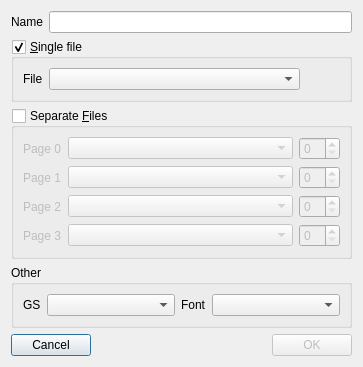
samstyle/Xpeccy, file ui/rsedit.ui: the form before one commit.
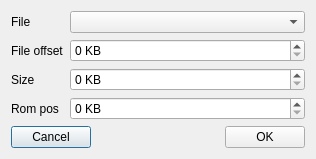
The form after the commit. Icons and pictures are not drawn.

The edit to the form file:
```diff
--- a/ui/rsedit.ui
+++ b/ui/rsedit.ui
@@ -9,8 +9,8 @@
    <rect>
     <x>0</x>
     <y>0</y>
-    <width>363</width>
-    <height>331</height>
+    <width>316</width>
+    <height>151</height>
    </rect>
   </property>
   <property name="windowTitle">
@@ -21,150 +21,70 @@
   </property>
   <layout class="QVBoxLayout" name="verticalLayout">
    <item>
-    <layout class="QHBoxLayout" name="horizontalLayout_3">
-     <item>
+    <layout class="QGridLayout" name="gridLayout" columnstretch="0,10">
+     <item row="1" column="0">
+      <widget class="QLabel" name="label_2">
+       <property name="text">
+        <string>File offset</string>
+       </property>
+      </widget>
+     </item>
+     <item row="2" column="0">
+      <widget class="QLabel" name="label_3">
+       <property name="text">
+        <string>Size</string>
+       </property>
+      </widget>
+     </item>
+     <item row="0" column="0">
+      <widget class="QLabel" name="label">
+       <property name="text">
+        <string>File</string>
+       </property>
+      </widget>
+     </item>
+     <item row="3" column="0">
       <widget class="QLabel" name="label_4">
        <property name="text">
-        <string>Name</string>
+        <string>Rom pos</string>
        </property>
       </widget>
      </item>
-     <item>
-      <widget class="QLineEdit" name="rsName"/>
+     <item row="0" column="1">
+      <widget class="QComboBox" name="cbFile"/>
+     </item>
+     <item row="1" column="1">
+      <widget class="QSpinBox" name="cbFoffset">
+       <property name="suffix">
+        <string> KB</string>
+       </property>
+       <property name="maximum">
+        <number>1024</number>
+       </property>
+      </widget>
+     </item>
+     <item row="2" column="1">
+      <widget class="QSpinBox" name="cbFsize">
+       <property name="suffix">
+        <string> KB</string>
+       </property>
+       <property name="maximum">
+        <number>512</number>
+       </property>
+      </widget>
+     </item>
+     <item row="3" column="1">
+      <widget class="QSpinBox" name="cbRoffset">
+       <property name="suffix">
+        <string> KB</string>
+       </property>
+       <property name="maximum">
+        <number>512</number>
+       </property>
+      </widget>
      </item>
     </layout>
    </item>
-   <item>
-    <widget class="QGroupBox" name="rse_grp_single">
-     <property name="title">
-      <string>&amp;Single file</string>
-     </property>
-     <property name="checkable">
-      <bool>true</bool>
-     </property>
-     <layout class="QHBoxLayout" name="horizontalLayout_2" stretch="0,10,0">
-      <item>
-       <widget class="QLabel" name="label_2">
-        <property name="text">
-         <string>File</string>
-        </property>
-       </widget>
-      </item>
-      <item>
-       <widget class="QComboBox" name="rse_singlefile"/>
-      </item>
-      <item>
-       <spacer name="horizontalSpacer_2">
-        <property name="orientation">
-         <enum>Qt::Horizontal</enum>
-        </property>
-        <property name="sizeHint" stdset="0">
-         <size>
-          <width>40</width>
-          <height>20</height>
-         </size>
-        </property>
-       </spacer>
-      </item>
-     </layout>
-    </widget>
-   </item>
-   <item>
-    <widget class="QGroupBox" name="rse_grp_separate">
-     <property name="title">
-      <string>Separate &amp;Files</string>
-     </property>
-     <property name="checkable">
-      <bool>true</bool>
-     </property>
-     <property name="checked">
-      <bool>false</bool>
-     </property>
-     <layout class="QGridLayout" name="gridLayout_20" columnstretch="0,10,0">
-      <item row="3" column="2">
-       <widget class="QSpinBox" name="rse_part3"/>
-      </item>
-      <item row="1" column="1">
-       <widget class="QComboBox" name="rse_file1"/>
-      </item>
-      <item row="1" column="2">
-       <widget class="QSpinBox" name="rse_part1"/>
-      </item>
-      <item row="3" column="1">
-       <widget class="QComboBox" name="rse_file3"/>
-      </item>
-      <item row="0" column="2">
-       <widget class="QSpinBox" name="rse_part0"/>
-      </item>
-      <item row="0" column="1">
-       <widget class="QComboBox" name="rse_file0"/>
-      </item>
-      <item row="2" column="1">
-       <widget class="QComboBox" name="rse_file2"/>
-      </item>
-      <item row="2" column="2">
-       <widget class="QSpinBox" name="rse_part2"/>
-      </item>
-      <item row="0" column="0">
-       <widget class="QLabel" name="label_34">
-        <property name="text">
-         <string>Page 0</string>
-        </property>
-       </widget>
-      </item>
-      <item row="1" column="0">
-       <widget class="QLabel" name="label_35">
-        <property name="text">
-         <string>Page 1</string>
-        </property>
-       </widget>
-      </item>
-      <item row="2" column="0">
-       <widget class="QLabel" name="label_36">
-        <property name="text">
-         <string>Page 2</string>
-        </property>
-       </widget>
-      </item>
-      <item row="3" column="0">
-       <widget class="QLabel" name="label_37">
-        <property name="text">
-         <string>Page 3</string>
-        </property>
-       </widget>
-      </item>
-     </layout>
-    </widget>
-   </item>
-   <item>
-    <widget class="QGroupBox" name="groupBox_5">
-     <property name="title">
-      <string>Other</string>
-     </property>
-     <layout class="QGridLayout" name="gridLayout" columnstretch="0,10,0,10">
-      <item row="0" column="2">
-       <widget class="QLabel" name="label_3">
-        <property name="text">
-         <string>Font</string>
-        </property>
-       </widget>
-      </item>
-      <item row="0" column="0">
-       <widget class="QLabel" name="label">
-        <property name="text">
-         <string>GS</string>
-        </property>
-       </widget>
-      </item>
-      <item row="0" column="1">
-       <widget class="QComboBox" name="rse_gsfile"/>
-      </item>
-      <item row="0" column="3">
-       <widget class="QComboBox" name="rse_fntfile"/>
-      </item>
-     </layout>
-    </widget>
-   </item>
    <item>
     <layout class="QHBoxLayout" name="horizontalLayout">
      <item>
@@ -193,9 +113,6 @@
      </item>
      <item>
       <widget class="QPushButton" name="rse_apply">
-       <property name="enabled">
-        <bool>false</bool>
-       </property>
        <property name="text">
         <string>OK</string>
        </property>
```
